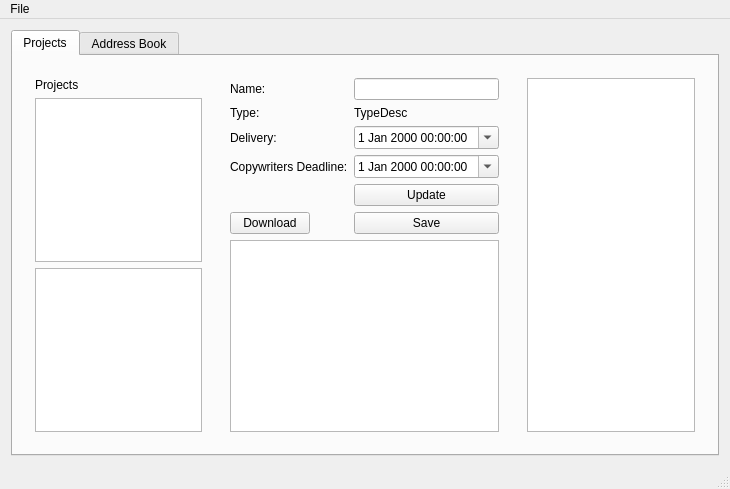
The window that mainwindow.ui (lazin87/KotkaSource) describes before a commit, drawn with Qt 5.
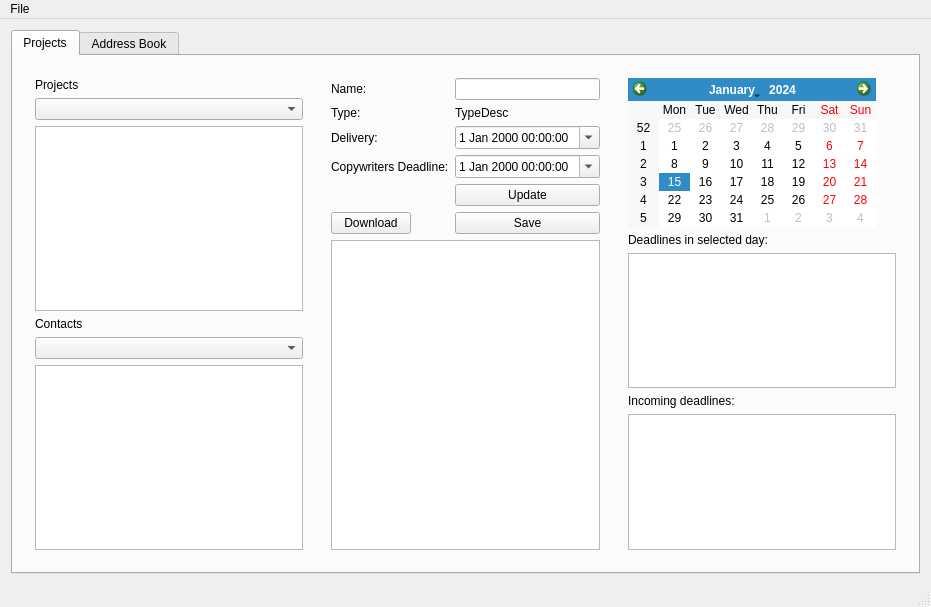
The same window after the commit.

What changed in the file:
```diff
--- a/mainwindow.ui
+++ b/mainwindow.ui
@@ -6,8 +6,8 @@
    <rect>
     <x>0</x>
     <y>0</y>
-    <width>730</width>
-    <height>489</height>
+    <width>931</width>
+    <height>607</height>
    </rect>
   </property>
   <property name="windowTitle">
@@ -39,6 +39,12 @@
        <layout class="QHBoxLayout" name="horizontalLayout_2">
         <item>
          <widget class="QWidget" name="widgetProject" native="true">
+          <property name="maximumSize">
+           <size>
+            <width>300</width>
+            <height>16777215</height>
+           </size>
+          </property>
           <layout class="QVBoxLayout" name="verticalLayout_2">
            <item>
             <widget class="QLabel" name="labelProjectsList">
@@ -47,6 +53,9 @@
              </property>
             </widget>
            </item>
+           <item>
+            <widget class="QComboBox" name="comboBoxProjectsType"/>
+           </item>
            <item>
             <widget class="QTreeView" name="treeView">
              <property name="contextMenuPolicy">
@@ -60,6 +69,16 @@
              </attribute>
             </widget>
            </item>
+           <item>
+            <widget class="QLabel" name="labelContacts">
+             <property name="text">
+              <string>Contacts</string>
+             </property>
+            </widget>
+           </item>
+           <item>
+            <widget class="QComboBox" name="comboBoxContactType"/>
+           </item>
            <item>
             <widget class="QListView" name="listView"/>
            </item>
@@ -160,10 +179,52 @@
         </item>
         <item>
          <widget class="QWidget" name="widget_2" native="true">
+          <property name="maximumSize">
+           <size>
+            <width>300</width>
+            <height>16777215</height>
+           </size>
+          </property>
           <layout class="QVBoxLayout" name="verticalLayout">
+           <item>
+            <widget class="QCalendarWidget" name="calendarWidget">
+             <property name="sizePolicy">
+              <sizepolicy hsizetype="Fixed" vsizetype="Fixed">
+               <horstretch>0</horstretch>
+               <verstretch>0</verstretch>
+              </sizepolicy>
+             </property>
+             <property name="gridVisible">
+              <bool>false</bool>
+             </property>
+             <property name="horizontalHeaderFormat">
+              <enum>QCalendarWidget::ShortDayNames</enum>
+             </property>
+             <property name="verticalHeaderFormat">
+              <enum>QCalendarWidget::ISOWeekNumbers</enum>
+             </property>
+            </widget>
+           </item>
+           <item>
+            <widget class="QLabel" name="labelEventsOnDay">
+             <property name="text">
+              <string>Deadlines in selected day:</string>
+             </property>
+            </widget>
+           </item>
            <item>
             <widget class="QTableView" name="tableView"/>
            </item>
+           <item>
+            <widget class="QLabel" name="label">
+             <property name="text">
+              <string>Incoming deadlines:</string>
+             </property>
+            </widget>
+           </item>
+           <item>
+            <widget class="QTableView" name="tableView_2"/>
+           </item>
           </layout>
          </widget>
         </item>
@@ -192,7 +253,7 @@
     <rect>
      <x>0</x>
      <y>0</y>
-     <width>730</width>
+     <width>931</width>
      <height>20</height>
     </rect>
    </property>
```
